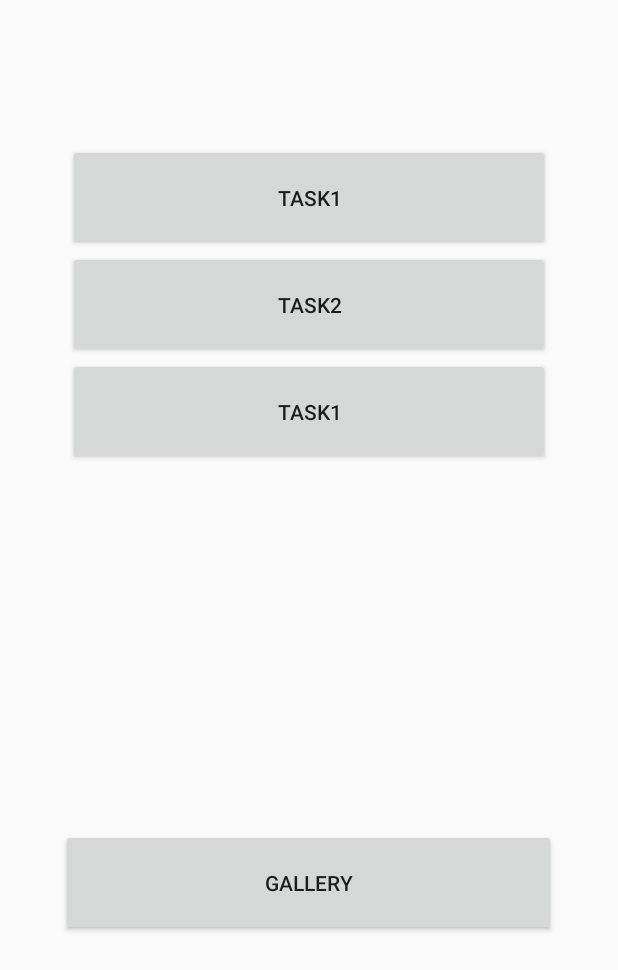
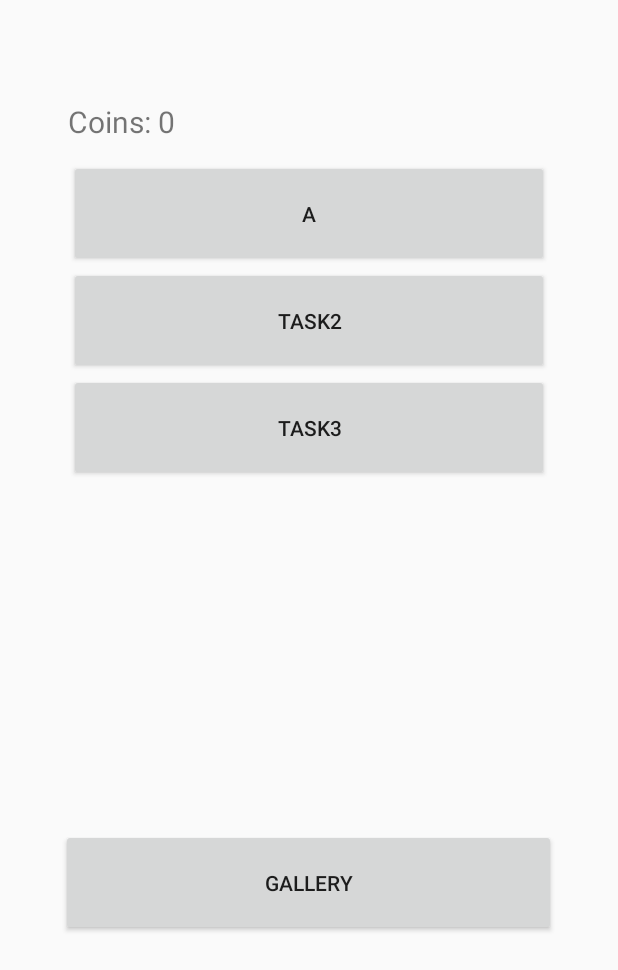
Before and after one commit to Agotsulov/imagon, an Android app: the screen it shows after launch (TasksActivity), on a phone screen of 412 x 824 dp. Shown: the top 970 px of the screen. Run offline under Robolectric (Android 15) with nearby library versions, the phone set to English and light mode, and no system bars; 3 statements that could not run were skipped.

Commit message:
add coins, task generation and submit

```diff
--- a/android/app/src/main/AndroidManifest.xml
+++ b/android/app/src/main/AndroidManifest.xml
@@ -14,9 +14,8 @@
         android:roundIcon="@mipmap/ic_launcher_round"
         android:supportsRtl="true"
         android:theme="@style/Theme.AppCompat.Light.NoActionBar">
-        <activity android:name=".activities.GalleryActivity"></activity>
-        <activity android:name=".activities.CameraActivity" />
-        <activity android:name=".activities.MainActivity" />
+        <activity android:name=".activities.GalleryActivity"/>
+        <activity android:name=".activities.CameraActivity"/>
         <activity android:name=".activities.TasksActivity">
             <intent-filter>
                 <action android:name="android.intent.action.MAIN" />
--- a/android/app/src/main/java/com/agotsulov/imagon/Profile.java
+++ b/android/app/src/main/java/com/agotsulov/imagon/Profile.java
@@ -1,6 +1,9 @@
 package com.agotsulov.imagon;
 
+import android.util.Log;
+
 import java.util.ArrayList;
+import java.util.Arrays;
 import java.util.List;
 import java.util.Map;
 
@@ -8,22 +11,42 @@ public class Profile {
 
     private int coins;
     private List<Task> currentTasks;
-    private List<Task> history;
 
     public Profile() {
         this.coins = 0;
         this.currentTasks = new ArrayList<>();
-        this.history = new ArrayList<>();
+        String[] array1 = {"a"};
+        this.currentTasks.add(new Task(
+                Arrays.asList(array1)
+        ));
     }
 
-    public Profile(int coins, List<Task> currentTasks, List<Task> history) {
-        this.coins = coins;
-        this.currentTasks = currentTasks;
-        this.history = history;
+    public void load() {
+        Log.i("Profile", "LOAD");
+    }
+
+    public void save() {
+        Log.i("Profile", "SAVE");
+    }
+
+    public void addTask(Task task) {
+        currentTasks.add(task);
+    }
+
+    public void setTaskDone(int i) {
+        currentTasks.remove(i);
+    }
+
+    public void addCoins(int count) {
+        coins += count;
     }
 
     public int getCoins() {
         return coins;
+    }
+
+    public String getCoinsText() {
+        return "Coins: " + coins;
     }
 
     public void setCoins(int coins) {
@@ -38,13 +61,14 @@ public class Profile {
         this.currentTasks = currentTasks;
     }
 
-    public List<Task> getHistory() {
-        return history;
+    private static Profile instance = null;
+
+    public static Profile getInstance() {
+        if (instance == null) {
+            instance = new Profile();
+            instance.load();
+        }
+        return instance;
     }
 
-    public void setHistory(List<Task> history) {
-        this.history = history;
-    }
-
-
 }
--- /dev/null
+++ b/android/app/src/main/java/com/agotsulov/imagon/activities/BaseActivity.java
@@ -0,0 +1,26 @@
+package com.agotsulov.imagon.activities;
+
+import android.os.Bundle;
+
+import androidx.annotation.Nullable;
+import androidx.appcompat.app.AppCompatActivity;
+
+import com.agotsulov.imagon.Profile;
+
+public class BaseActivity extends AppCompatActivity {
+
+    protected Profile profile;
+
+    @Override
+    protected void onCreate(@Nullable Bundle savedInstanceState) {
+        super.onCreate(savedInstanceState);
+
+        profile = Profile.getInstance();
+    }
+
+    @Override
+    protected void onStop() {
+        super.onStop();
+        profile.save();
+    }
+}
--- a/android/app/src/main/java/com/agotsulov/imagon/activities/GalleryActivity.java
+++ b/android/app/src/main/java/com/agotsulov/imagon/activities/GalleryActivity.java
@@ -6,7 +6,7 @@ import android.os.Bundle;
 
 import com.agotsulov.imagon.R;
 
-public class GalleryActivity extends AppCompatActivity {
+public class GalleryActivity extends BaseActivity {
 
     @Override
     protected void onCreate(Bundle savedInstanceState) {
--- a/android/app/src/main/java/com/agotsulov/imagon/activities/TasksActivity.java
+++ b/android/app/src/main/java/com/agotsulov/imagon/activities/TasksActivity.java
@@ -7,26 +7,64 @@ import android.os.Bundle;
 import android.util.Log;
 import android.view.View;
 import android.widget.Button;
+import android.widget.TextView;
 
+import com.agotsulov.imagon.ImagonException;
 import com.agotsulov.imagon.Profile;
 import com.agotsulov.imagon.R;
+import com.agotsulov.imagon.Task;
+import com.agotsulov.imagon.TaskGenerator;
+import com.agotsulov.imagon.magic.Vocabulary;
 
-public class TasksActivity extends AppCompatActivity {
+import java.io.IOException;
+import java.io.InputStreamReader;
 
-    private Profile profile;
+public class TasksActivity extends BaseActivity {
+
+    private final int COUNT_TASKS = 3;
+
+    private TaskGenerator taskGenerator;
+
+    private Button[] taskButtons;
+    private TextView info;
 
     @Override
     protected void onCreate(Bundle savedInstanceState) {
         super.onCreate(savedInstanceState);
         setContentView(R.layout.activity_tasks);
 
-        profile = new Profile();
+        try {
+            taskGenerator = new TaskGenerator(
+                    new Vocabulary(
+                            new InputStreamReader(getAssets().open("taskWords.txt"), "UTF-8")
+                    )
+            );
+        } catch (ImagonException | IOException e) {
+            Log.e("TasksActivity", "Files not found");
+            e.printStackTrace();
+        }
+
+        info = findViewById(R.id.profileInfo);
+
+        taskButtons = new Button[COUNT_TASKS];
+
+        taskButtons[0] = findViewById(R.id.task1);
+        taskButtons[1] = findViewById(R.id.task2);
+        taskButtons[2] = findViewById(R.id.task3);
     }
 
     public void toCamera(View view) {
-        String buttonText = ((Button) view).getText().toString();
+        int buttonId = ((Button) view).getId();
         Intent intent = new Intent(this, CameraActivity.class);
-        intent.putExtra("task", buttonText);
+        if (buttonId == R.id.task1) {
+            intent.putExtra("task", 0);
+        }
+        if (buttonId == R.id.task2) {
+            intent.putExtra("task", 1);
+        }
+        if (buttonId == R.id.task3) {
+            intent.putExtra("task", 2);
+        }
         startActivity(intent);
     }
 
@@ -34,4 +72,23 @@ public class TasksActivity extends AppCompatActivity {
         Intent intent = new Intent(this, GalleryActivity.class);
         startActivity(intent);
     }
+
+    @Override
+    protected void onResume() {
+        super.onResume();
+        updateTasks();
+    }
+
+    private void updateTasks() {
+        info.setText(profile.getCoinsText());
+
+        while (profile.getCurrentTasks().size() < COUNT_TASKS) {
+            Task task = taskGenerator.generate();
+            profile.addTask(task);
+        }
+
+        taskButtons[0].setText(profile.getCurrentTasks().get(0).getTaskText());
+        taskButtons[1].setText(profile.getCurrentTasks().get(1).getTaskText());
+        taskButtons[2].setText(profile.getCurrentTasks().get(2).getTaskText());
+    }
 }
--- a/android/app/src/main/java/com/agotsulov/imagon/utils/Utils.java
+++ b/android/app/src/main/java/com/agotsulov/imagon/utils/Utils.java
@@ -33,4 +33,5 @@ public class Utils {
             return file.getAbsolutePath();
         }
     }
+
 }
--- a/android/app/src/main/res/layout/activity_tasks.xml
+++ b/android/app/src/main/res/layout/activity_tasks.xml
@@ -6,21 +6,35 @@
     android:layout_height="match_parent"
     tools:context=".activities.TasksActivity">
 
+
+    <TextView
+        android:id="@+id/profileInfo"
+        android:layout_width="320dp"
+        android:layout_height="wrap_content"
+        android:layout_marginTop="56dp"
+        android:lines="2"
+        android:text="Coins:"
+        android:textSize="20sp"
+        android:gravity="center_vertical"
+        app:layout_constraintEnd_toEndOf="parent"
+        app:layout_constraintHorizontal_bias="0.494"
+        app:layout_constraintStart_toStartOf="parent"
+        app:layout_constraintTop_toTopOf="parent" />
+
     <Button
         android:id="@+id/task1"
-        android:layout_width="321dp"
+        android:layout_width="320dp"
         android:layout_height="wrap_content"
-        android:layout_marginTop="96dp"
         android:lines="3"
         android:onClick="toCamera"
         android:text="task1"
         app:layout_constraintEnd_toEndOf="parent"
         app:layout_constraintStart_toStartOf="parent"
-        app:layout_constraintTop_toTopOf="parent" />
+        app:layout_constraintTop_toBottomOf="@+id/profileInfo" />
 
     <Button
         android:id="@+id/task2"
-        android:layout_width="321dp"
+        android:layout_width="320dp"
         android:layout_height="wrap_content"
         android:lines="3"
         android:onClick="toCamera"
@@ -31,11 +45,11 @@
 
     <Button
         android:id="@+id/task3"
-        android:layout_width="321dp"
+        android:layout_width="320dp"
         android:layout_height="wrap_content"
         android:lines="3"
         android:onClick="toCamera"
-        android:text="task1"
+        android:text="task3"
         app:layout_constraintEnd_toEndOf="parent"
         app:layout_constraintStart_toStartOf="parent"
         app:layout_constraintTop_toBottomOf="@+id/task2" />
@@ -52,7 +66,7 @@
         app:layout_constraintEnd_toEndOf="parent"
         app:layout_constraintHorizontal_bias="0.493"
         app:layout_constraintStart_toStartOf="parent"
-        app:layout_constraintTop_toBottomOf="@+id/task3"
         app:layout_constraintVertical_bias="1.0" />
 
+
 </androidx.constraintlayout.widget.ConstraintLayout>
```
Also changed, not shown: android/app/src/main/java/com/agotsulov/imagon/Task.java (+19 -21 lines), android/app/src/main/java/com/agotsulov/imagon/TaskGenerator.java (added, +34 -0 lines), android/app/src/main/java/com/agotsulov/imagon/activities/CameraActivity.java (+45 -8 lines), android/app/src/main/java/com/agotsulov/imagon/activities/MainActivity.java (deleted, +0 -92 lines), android/app/src/main/java/com/agotsulov/imagon/magic/Vocabulary.java (+10 -4 lines), android/app/src/main/res/layout/activity_camera.xml (+2 -18 lines), android/app/src/main/res/layout/activity_main.xml (deleted, +0 -62 lines).
